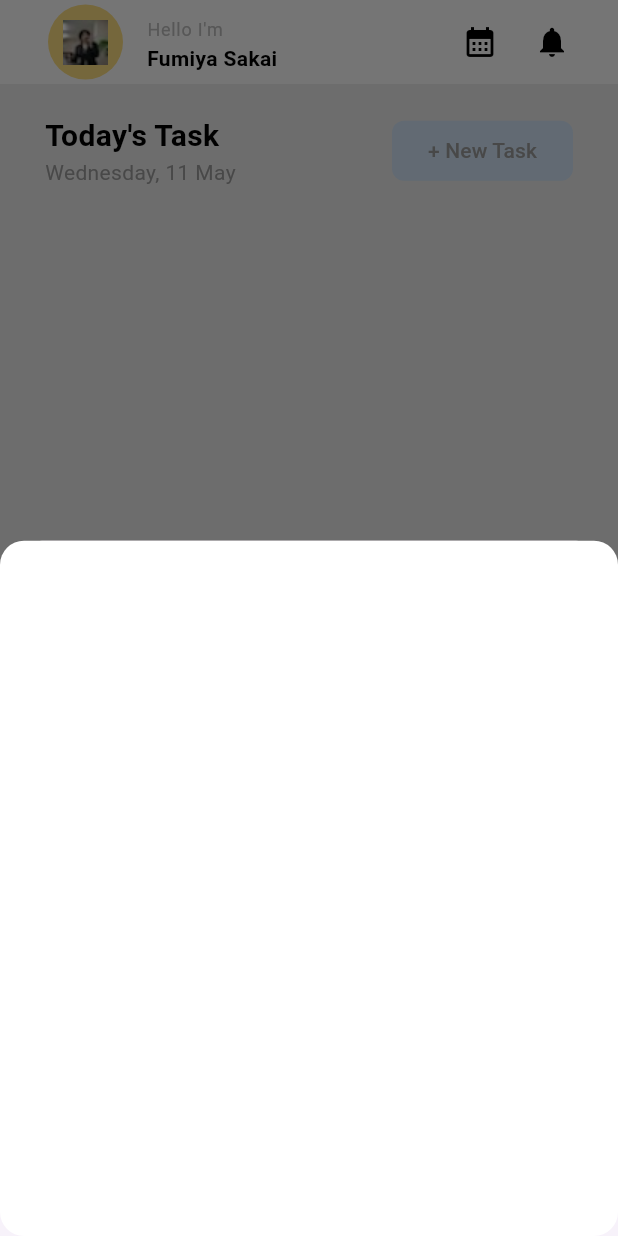
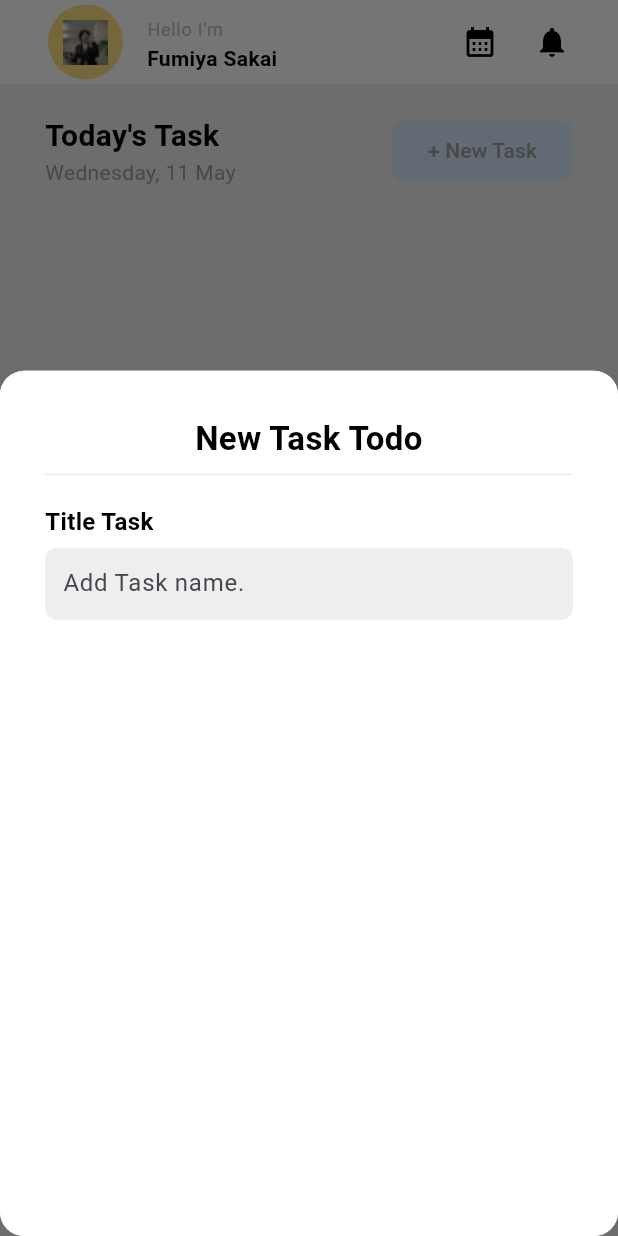
Before and after one commit to fumiyasac/todo_style_example_app, a Flutter app: the screen it shows after launch, after a tap on "+ New Task", on a phone screen of 412 x 824 dp. Run offline on Flutter 3.47's test engine with Material 3 defaults, Android fonts, the light colour scheme and no system bars; our stand-ins replace gap.

Commit message:
BottomSheet関連表示部分を調整する

```diff
--- /dev/null
+++ b/lib/common/add_new_task_model.dart
@@ -0,0 +1,60 @@
+import 'package:flutter/material.dart';
+import 'package:gap/gap.dart';
+import 'package:todo_style_example_app/constants/app_style.dart';
+
+class AddNewTaskModel extends StatelessWidget {
+  const AddNewTaskModel({super.key});
+
+  @override
+  Widget build(BuildContext context) {
+    return Container(
+      padding: EdgeInsets.all(30),
+      height: MediaQuery.of(context).size.height * 0.70,
+      decoration: BoxDecoration(
+        color: Colors.white,
+        borderRadius: BorderRadius.circular(16),
+      ),
+      child: Column(
+        crossAxisAlignment: CrossAxisAlignment.start,
+        children: [
+          SizedBox(
+            width: double.infinity,
+            child: Text(
+              "New Task Todo",
+              textAlign: TextAlign.center,
+              style: TextStyle(
+                fontSize: 22,
+                fontWeight: FontWeight.bold,
+                color: Colors.black
+              ),
+            ),
+          ),
+          Divider(
+            thickness: 1.2,
+            color: Colors.grey.shade200,
+          ),
+          const Gap(12),
+          Text(
+            "Title Task",
+            style: AppStyle.headingOne
+          ),
+          const Gap(6),
+          Container(
+            padding: EdgeInsets.symmetric(horizontal: 12),
+            decoration: BoxDecoration(
+              color: Colors.grey.shade200,
+              borderRadius: BorderRadius.circular(8),
+            ),
+            child: TextField(
+              decoration: InputDecoration(
+                enabledBorder: InputBorder.none,
+                focusedBorder: InputBorder.none,
+                hintText: "Add Task name.",
+              ),
+            ),
+          ),
+        ],
+      ),
+    );
+  }
+}
--- a/lib/common/show_model.dart
+++ /dev/null
@@ -1,16 +0,0 @@
-import 'package:flutter/material.dart';
-
-class AddNewTaskModel extends StatelessWidget {
-  const AddNewTaskModel({super.key});
-
-  @override
-  Widget build(BuildContext context) {
-    return Container(
-      height: MediaQuery.of(context).size.height * 0.80,
-      decoration: BoxDecoration(
-        color: Colors.white,
-        borderRadius: BorderRadius.circular(16),
-      ),
-    );
-  }
-}
--- /dev/null
+++ b/lib/constants/app_style.dart
@@ -0,0 +1,9 @@
+import 'package:flutter/material.dart';
+
+class AppStyle {
+  static const headingOne = TextStyle(
+    fontSize: 16,
+    fontWeight: FontWeight.w600,
+    color: Colors.black,
+  );
+}
--- a/lib/main.dart
+++ b/lib/main.dart
@@ -1,6 +1,6 @@
 import 'package:flutter/material.dart';
 import 'package:gap/gap.dart';
-import 'common/show_model.dart';
+import 'common/add_new_task_model.dart';
 
 void main() {
   runApp(const MyApp());
@@ -107,6 +107,10 @@
                       ),
                     ),
                     onPressed: () => showModalBottomSheet(
+                      isScrollControlled: true,
+                      shape: RoundedRectangleBorder(
+                        borderRadius: BorderRadius.circular(16),
+                      ),
                       context: context,
                       builder: (context) => AddNewTaskModel(),
                     ),
```
